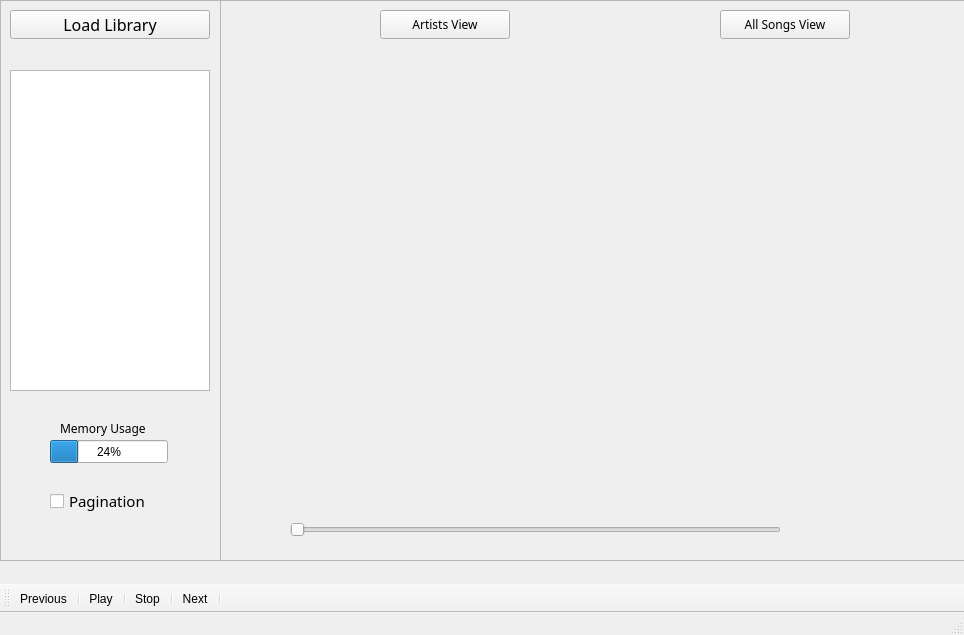
First picture: the form in Interface/mainwindow.ui, repository FALCH2000/Project_1, before the edit.
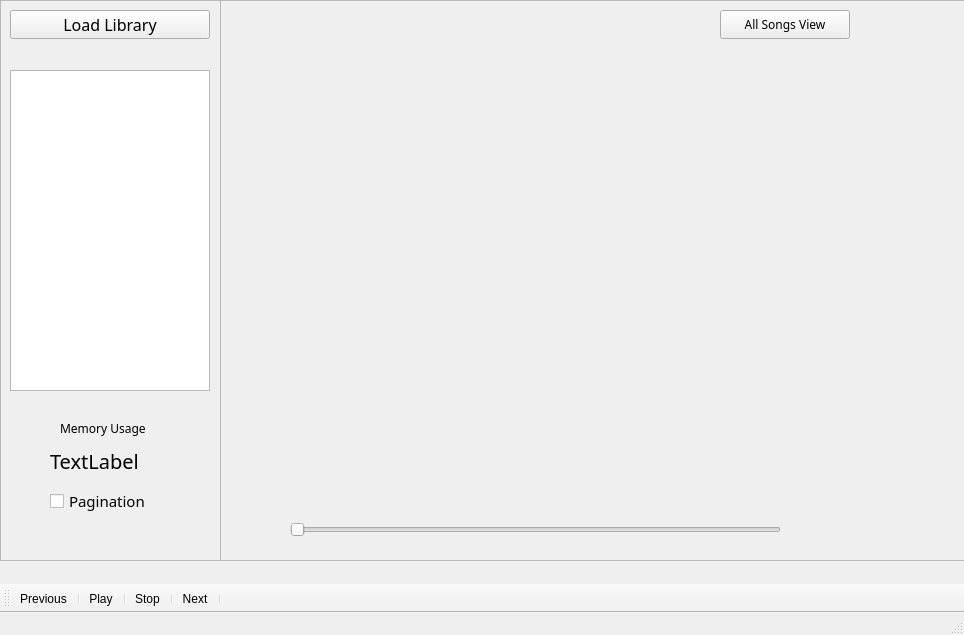
Second picture: the form after the edit. Icons and pictures are not drawn.

Commit message: Inserción de la clase para obtener el uso de memoria y despliegue en la interfaz

The edit to the form file:
```diff
--- a/Interface/mainwindow.ui
+++ b/Interface/mainwindow.ui
@@ -42,24 +42,6 @@
       <enum>Qt::Horizontal</enum>
      </property>
     </widget>
-    <widget class="QPushButton" name="ArtistView_Button">
-     <property name="geometry">
-      <rect>
-       <x>160</x>
-       <y>10</y>
-       <width>130</width>
-       <height>29</height>
-      </rect>
-     </property>
-     <property name="font">
-      <font>
-       <family>Tlwg Typewriter</family>
-      </font>
-     </property>
-     <property name="text">
-      <string>Artists View</string>
-     </property>
-    </widget>
     <widget class="QPushButton" name="SongsView_Button">
      <property name="geometry">
       <rect>
@@ -142,19 +124,6 @@
       </rect>
      </property>
     </widget>
-    <widget class="QProgressBar" name="progressBar">
-     <property name="geometry">
-      <rect>
-       <x>50</x>
-       <y>440</y>
-       <width>118</width>
-       <height>23</height>
-      </rect>
-     </property>
-     <property name="value">
-      <number>24</number>
-     </property>
-    </widget>
     <widget class="QLabel" name="label">
      <property name="geometry">
       <rect>
@@ -173,6 +142,26 @@
       <string>Memory Usage</string>
      </property>
     </widget>
+    <widget class="QLabel" name="Memory_Label">
+     <property name="geometry">
+      <rect>
+       <x>50</x>
+       <y>450</y>
+       <width>131</width>
+       <height>21</height>
+      </rect>
+     </property>
+     <property name="font">
+      <font>
+       <family>Tlwg Typist</family>
+       <pointsize>15</pointsize>
+       <italic>false</italic>
+      </font>
+     </property>
+     <property name="text">
+      <string>TextLabel</string>
+     </property>
+    </widget>
    </widget>
   </widget>
   <widget class="QMenuBar" name="menubar">
```
The commit also changes 5 other files.
